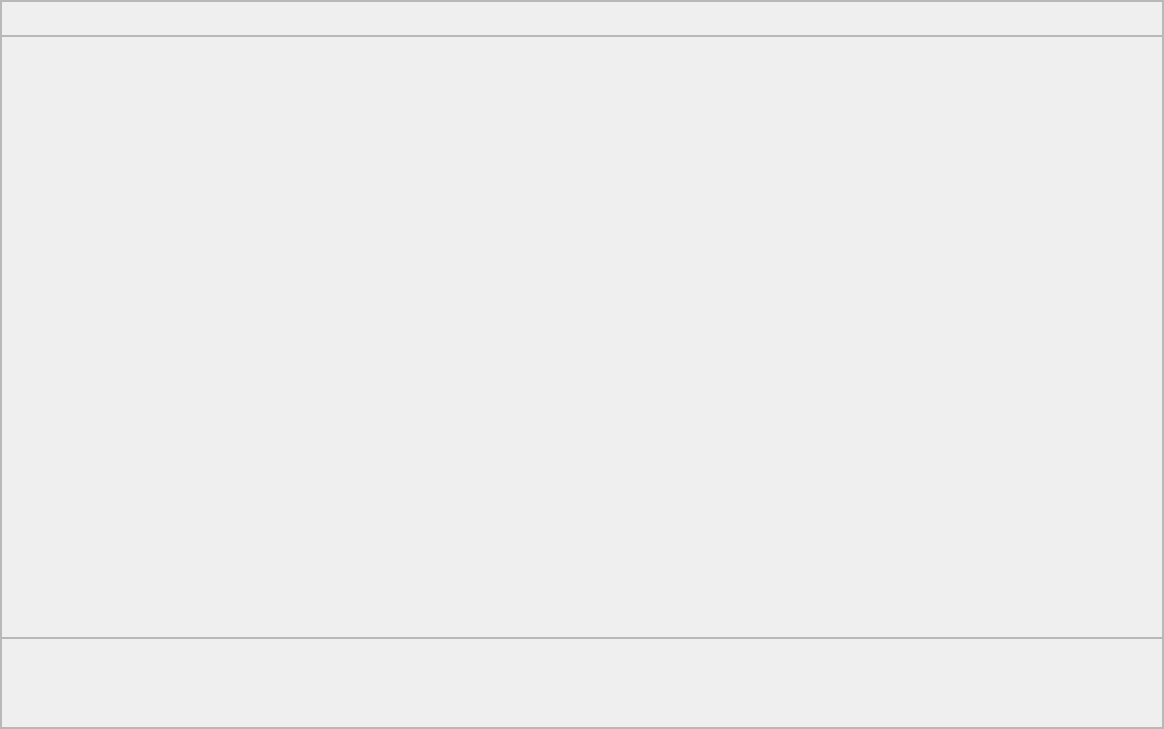
The window that customerform.ui (nanjingblue/Pancake-stall) describes before a commit, drawn with Qt 5.
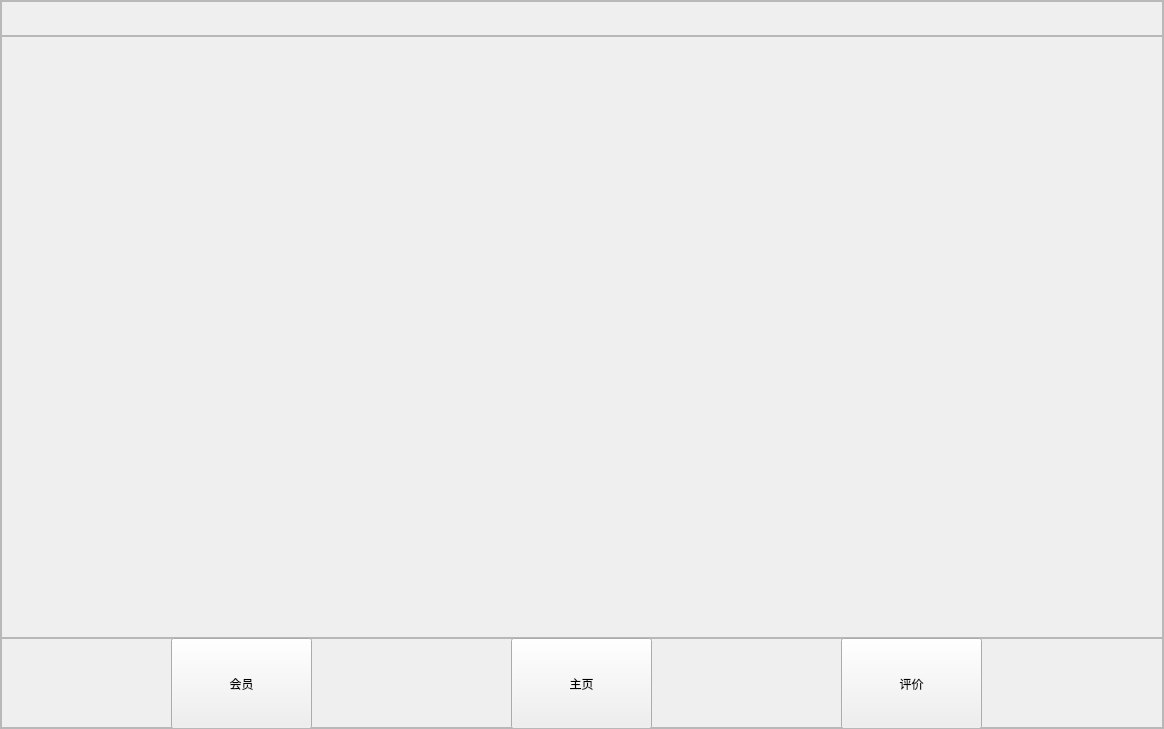
The same window after the commit.

The edit to the form file:
```diff
--- a/customerform.ui
+++ b/customerform.ui
@@ -128,6 +128,45 @@
         <property name="frameShadow">
          <enum>QFrame::Raised</enum>
         </property>
+        <widget class="QPushButton" name="pushButton">
+         <property name="geometry">
+          <rect>
+           <x>510</x>
+           <y>0</y>
+           <width>141</width>
+           <height>91</height>
+          </rect>
+         </property>
+         <property name="text">
+          <string>主页</string>
+         </property>
+        </widget>
+        <widget class="QPushButton" name="pushButton_2">
+         <property name="geometry">
+          <rect>
+           <x>840</x>
+           <y>0</y>
+           <width>141</width>
+           <height>91</height>
+          </rect>
+         </property>
+         <property name="text">
+          <string>评价</string>
+         </property>
+        </widget>
+        <widget class="QPushButton" name="pushButton_3">
+         <property name="geometry">
+          <rect>
+           <x>170</x>
+           <y>0</y>
+           <width>141</width>
+           <height>91</height>
+          </rect>
+         </property>
+         <property name="text">
+          <string>会员</string>
+         </property>
+        </widget>
        </widget>
       </item>
      </layout>
```
